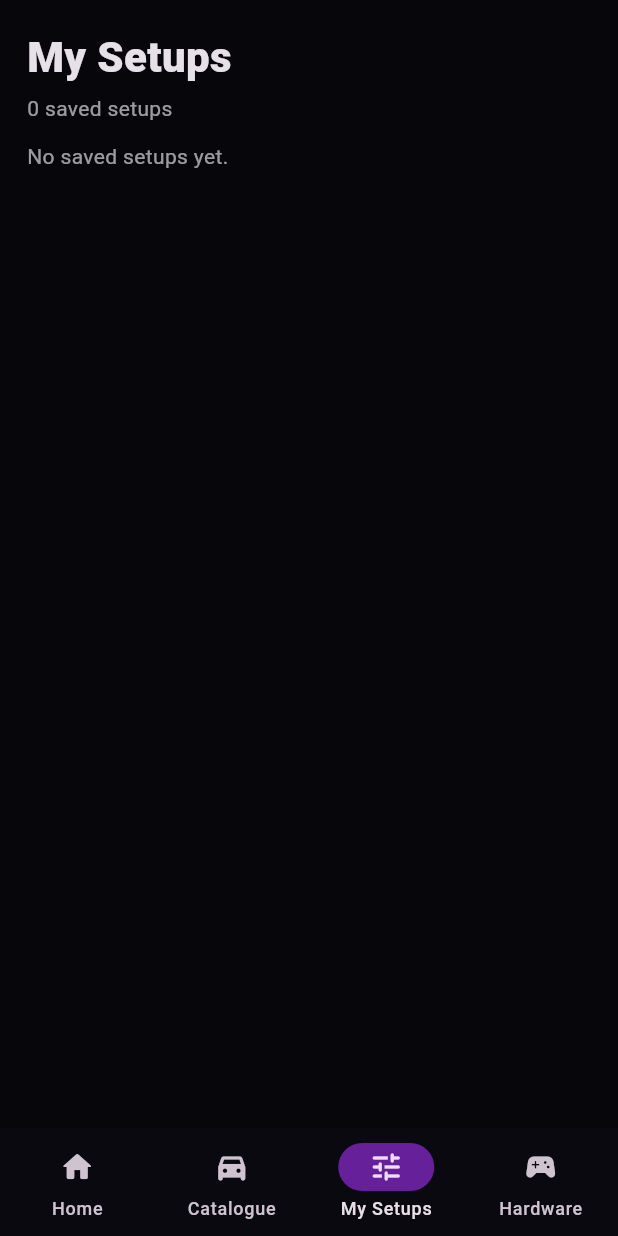
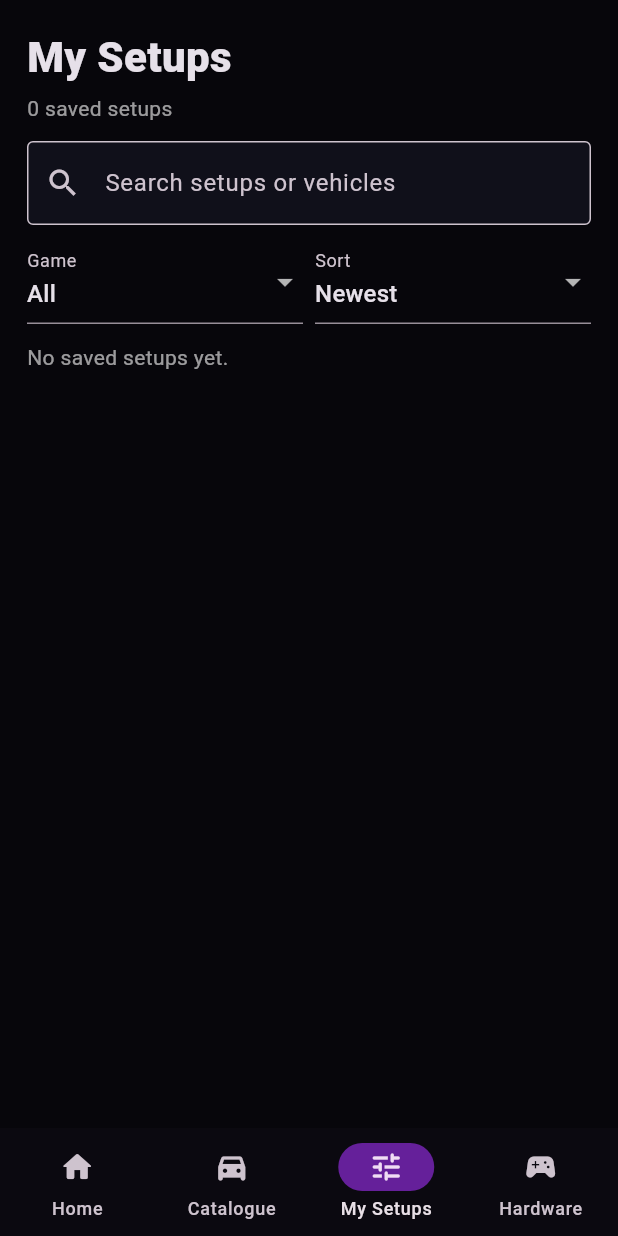
Before and after one commit to TurtleTom2020/DriverVault, a Flutter app: the screen it shows after launch, item 3 of the bottom bar chosen, on a phone screen of 412 x 824 dp. Run offline on Flutter 3.47's test engine with Material 3 defaults, Android fonts, the phone set to English and light mode, and no system bars; our stand-ins replace shared_preferences; network calls fail.

Commit message:
Add search filters and sorting to My Setups

```diff
--- a/lib/main.dart
+++ b/lib/main.dart
@@ -440,17 +440,24 @@ class MySetups extends StatefulWidget {
  @override State<MySetups> createState()=>_MySetupsState();
 }
 class _MySetupsState extends State<MySetups>{
+ String q='';String gameFilter='All';String sort='Newest';
  dynamic _gameFor(dynamic x){for(final g in widget.games){if(g['id']==x['gameId']||g['name']==x['game'])return g;}return null;}
  Future<void> _open(dynamic x)async{final g=_gameFor(x);if(g==null){if(mounted)ScaffoldMessenger.of(context).showSnackBar(const SnackBar(content:Text('Game catalogue entry not found for this setup.')));return;}await Navigator.push(context,MaterialPageRoute(builder:(_)=>EditSetup(game:g,vehicle:(x['vehicle']??'').toString(),onSave:widget.onSave,existing:Map<String,dynamic>.from(x))));if(mounted)setState((){});}
  void _duplicate(dynamic x){final copy=Map<String,dynamic>.from(x);copy['id']=DateTime.now().microsecondsSinceEpoch.toString();copy['title']="${x['title']??'Setup'} Copy";copy['savedAt']=DateTime.now().toIso8601String().substring(0,10);widget.onSave(copy);setState((){});}
- @override Widget build(BuildContext context)=>ListView(padding:const EdgeInsets.all(18),children:[
+ @override Widget build(BuildContext context){
+  final games=<String>{'All',...widget.items.map((x)=>(x['game']??x['gameName']??'Unknown').toString())}.toList();
+  var shown=widget.items.where((x){final text='${x['title']??''} ${x['vehicle']??''} ${x['game']??x['gameName']??''}'.toLowerCase();final game=(x['game']??x['gameName']??'Unknown').toString();return text.contains(q.toLowerCase())&&(gameFilter=='All'||game==gameFilter);}).toList();
+  shown.sort((a,b){if(sort=='Name')return (a['title']??'').toString().compareTo((b['title']??'').toString());final av=(a['savedAt']??'').toString(),bv=(b['savedAt']??'').toString();return sort=='Oldest'?av.compareTo(bv):bv.compareTo(av);});
+  return ListView(padding:const EdgeInsets.all(18),children:[
   const Text('My Setups',style:TextStyle(fontSize:28,fontWeight:FontWeight.w900)),const SizedBox(height:4),
   Text("${widget.items.length} saved setup${widget.items.length==1?'':'s'}",style:const TextStyle(color:Colors.white60)),const SizedBox(height:12),
-  if(widget.items.isEmpty)const Text('No saved setups yet.',style:TextStyle(color:Colors.white60)) else ...widget.items.map((x)=>Card(color:card,child:ListTile(
+  TextField(onChanged:(x)=>setState(()=>q=x),decoration:const InputDecoration(prefixIcon:Icon(Icons.search),hintText:'Search setups or vehicles',filled:true,fillColor:card,border:OutlineInputBorder())),const SizedBox(height:10),
+  Row(children:[Expanded(child:DropdownButtonFormField<String>(initialValue:gameFilter,decoration:const InputDecoration(labelText:'Game'),items:games.map((x)=>DropdownMenuItem(value:x,child:Text(x,overflow:TextOverflow.ellipsis))).toList(),onChanged:(x)=>setState(()=>gameFilter=x??'All'))),const SizedBox(width:8),Expanded(child:DropdownButtonFormField<String>(initialValue:sort,decoration:const InputDecoration(labelText:'Sort'),items:['Newest','Oldest','Name'].map((x)=>DropdownMenuItem(value:x,child:Text(x))).toList(),onChanged:(x)=>setState(()=>sort=x??'Newest')))]),const SizedBox(height:12),
+  if(widget.items.isEmpty)const Text('No saved setups yet.',style:TextStyle(color:Colors.white60)) else if(shown.isEmpty)const Text('No setups match those filters.',style:TextStyle(color:Colors.white60)) else ...shown.map((x)=>Card(color:card,child:ListTile(
    onTap:()=>_open(x),leading:const Icon(Icons.tune,color:purple),title:Text(x['title']??'Setup'),subtitle:Text("${x['game']??''}\n${x['vehicle']??''}"),isThreeLine:true,
    trailing:PopupMenuButton<String>(onSelected:(v){if(v=='edit')_open(x);if(v=='duplicate')_duplicate(x);if(v=='delete')widget.onDelete(x);},itemBuilder:(_)=>const[
     PopupMenuItem(value:'edit',child:Text('Edit')),PopupMenuItem(value:'duplicate',child:Text('Duplicate')),PopupMenuItem(value:'delete',child:Text('Delete'))]))))
- ]);
+ ]);}
 }
 class Hardware extends StatefulWidget{const Hardware({super.key});@override State<Hardware> createState()=>_Hardware();}
 class _Hardware extends State<Hardware>{
```
